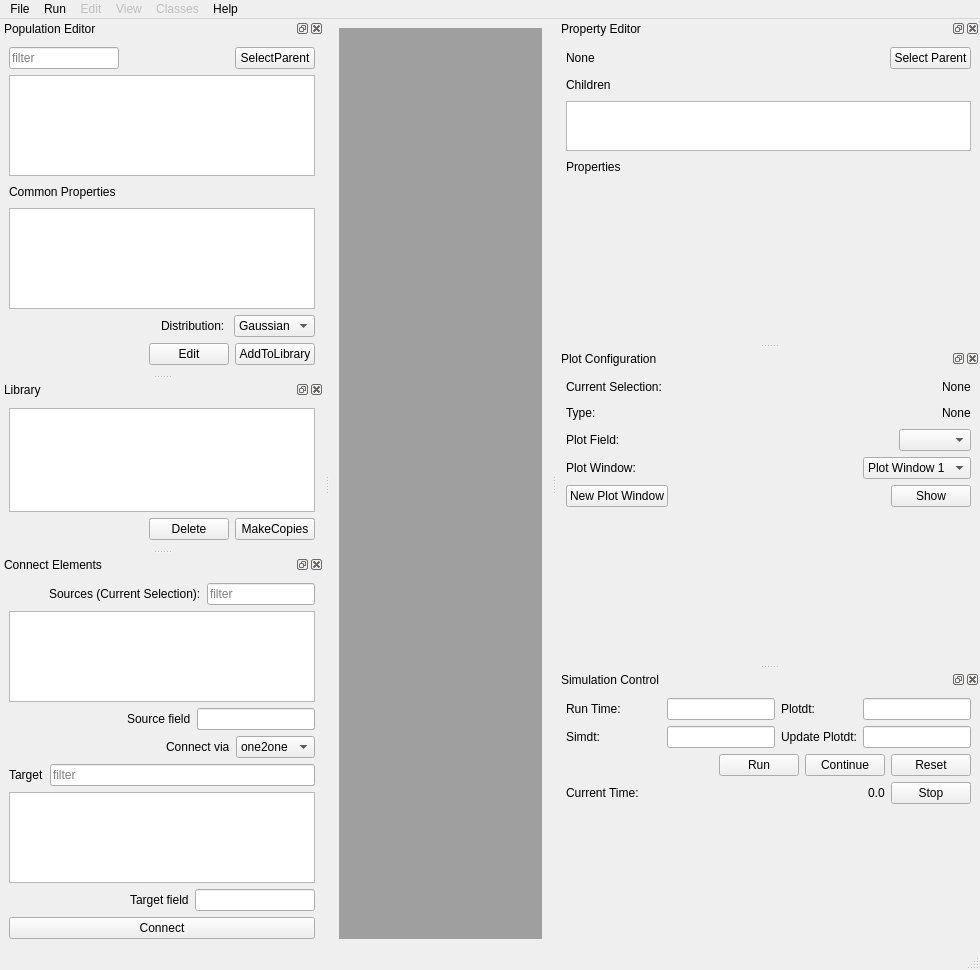
Qt form moose/branches/dh_branch/gui/newgui.ui (physicalist/ncbs-moose) before a commit.
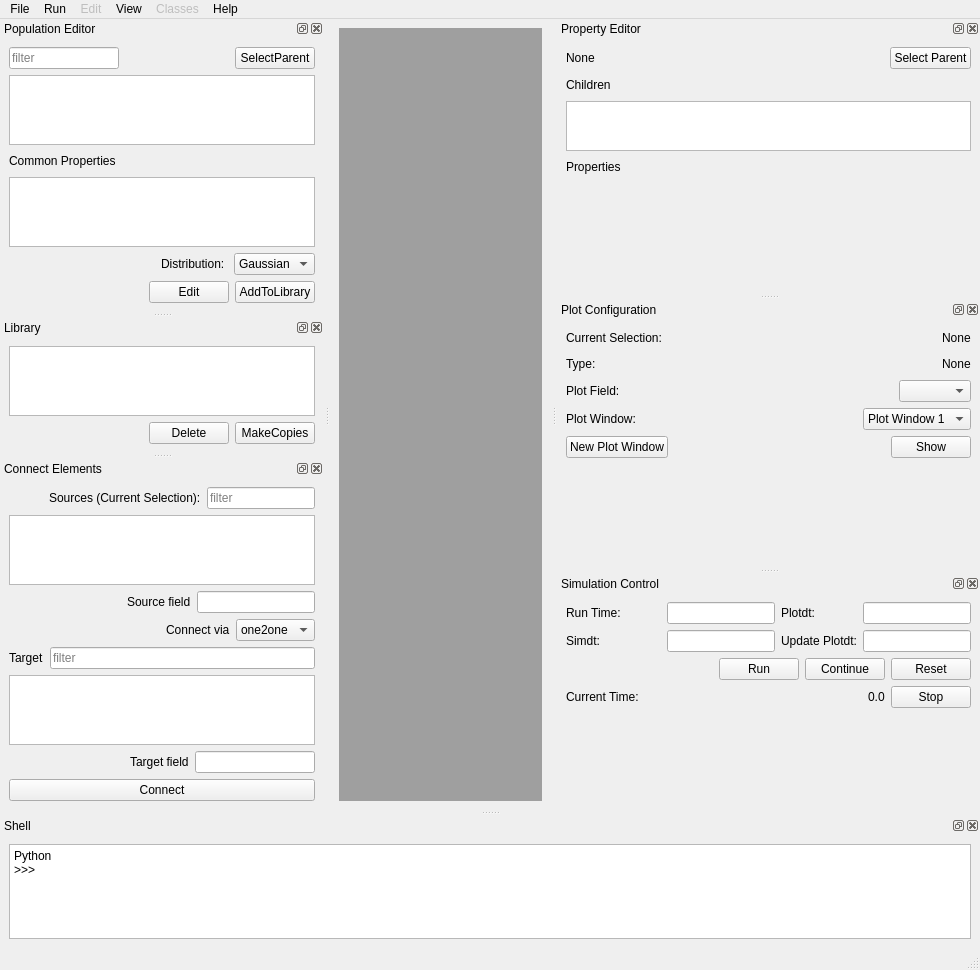
The same form after that commit. Custom widgets are drawn as their Qt base class.

Commit message: plots as cascade subwindows - implemented, but buggy. toggle for visibility of docks

The edit to the form file:
```diff
--- a/moose/branches/dh_branch/gui/newgui.ui
+++ b/moose/branches/dh_branch/gui/newgui.ui
@@ -156,7 +156,7 @@
    </widget>
    <widget class="QMenu" name="menuView">
     <property name="enabled">
-     <bool>false</bool>
+     <bool>true</bool>
     </property>
     <property name="title">
      <string>View</string>
@@ -1131,6 +1131,26 @@
    </widget>
   </widget>
   <widget class="QStatusBar" name="statusBar"/>
+  <widget class="QDockWidget" name="mooseShellDockWidget">
+   <property name="windowTitle">
+    <string>Shell</string>
+   </property>
+   <attribute name="dockWidgetArea">
+    <number>8</number>
+   </attribute>
+   <widget class="QWidget" name="dockWidgetContents_6">
+    <layout class="QHBoxLayout" name="horizontalLayout">
+     <item>
+      <widget class="QPlainTextEdit" name="mooseShellPlainTextEdit">
+       <property name="plainText">
+        <string>Python
+&gt;&gt;&gt;</string>
+       </property>
+      </widget>
+     </item>
+    </layout>
+   </widget>
+  </widget>
   <action name="actionLoad_Model">
    <property name="text">
     <string>Load Model</string>
```
Left out of the diff: 49 changed lines with no effect on the pictures. The commit also changes 3 other files.
